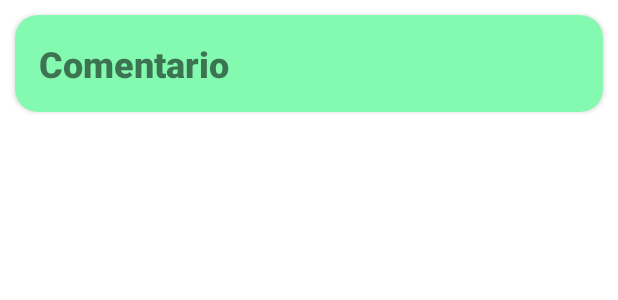
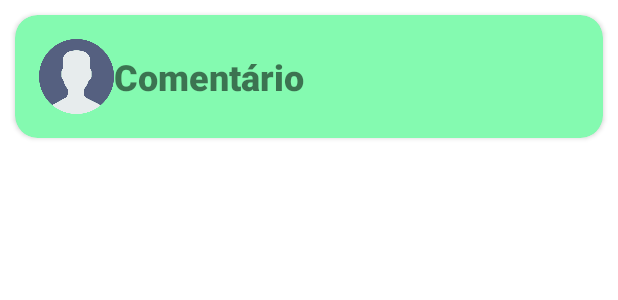
Before and after one commit to Patrick-Rafael/PhisioTips, an Android app: the layout adapter_comentarios.xml on its own in the app's theme, with its tools: preview values and no code run, on a phone screen of 412 x 824 dp. Shown: the top 300 px of the screen. Run offline under Robolectric (Android 15) with nearby library versions, the phone set to English and light mode, and no system bars.

Commit message:
Adicionando a sessão de comentários

```diff
--- a/app/src/main/java/com/example/phisiotips/activity/activity/activitys/AdicionarComentariosActivity.java
+++ b/app/src/main/java/com/example/phisiotips/activity/activity/activitys/AdicionarComentariosActivity.java
@@ -34,6 +34,8 @@ public class AdicionarComentariosActivity extends AppCompatActivity {
         Bundle bundle = getIntent().getExtras();
         String chave = bundle.getString("chave");
 
+        Log.i("Teste", "Chave: " + chave );
+
 
 
         //Encaminhar para o nó do FireBase
@@ -52,12 +54,10 @@ public class AdicionarComentariosActivity extends AppCompatActivity {
 
             Respostas respostas = new Respostas(resposta);
 
-            comentarioReferenica.push().setValue(resposta);
+            comentarioReferenica.push().setValue(respostas);
 
             Toast.makeText(AdicionarComentariosActivity.this, "Resposta Enviada", Toast.LENGTH_LONG).show();
 
-            Intent intent = new Intent(AdicionarComentariosActivity.this, ComentariosActivity.class);
-            startActivity(intent);
             finish();
 
         } else {
--- a/app/src/main/res/layout/adapter_comentarios.xml
+++ b/app/src/main/res/layout/adapter_comentarios.xml
@@ -15,16 +15,23 @@
     <LinearLayout
         android:layout_width="match_parent"
         android:layout_height="wrap_content"
-        android:layout_margin="16dp"
-        android:orientation="vertical">
+        android:layout_margin="16dp">
+
+        <ImageView
+            android:id="@+id/imageView"
+            android:layout_width="50dp"
+            android:layout_height="50dp"
+            android:layout_weight="0"
+            app:srcCompat="@drawable/user" />
 
         <TextView
             android:id="@+id/textComentario"
             android:layout_width="match_parent"
-            android:layout_height="wrap_content"
-            android:layout_weight="1"
+            android:layout_height="match_parent"
+            android:layout_weight="0"
             android:fontFamily="sans-serif-black"
-            android:text="Comentario"
+            android:gravity="center_vertical"
+            android:text="Comentário"
             android:textSize="24sp"
             android:textStyle="bold" />
 
```
Also changed, not shown: app/src/main/java/com/example/phisiotips/activity/activity/activitys/ComentariosActivity.java (+19 -4 lines), app/src/main/java/com/example/phisiotips/activity/activity/activitys/MainActivity.java (+8 -10 lines), app/src/main/res/layout/activity_comentarios.xml (+24 -0 lines), app/src/main/res/drawable-v24/user.png (added).
